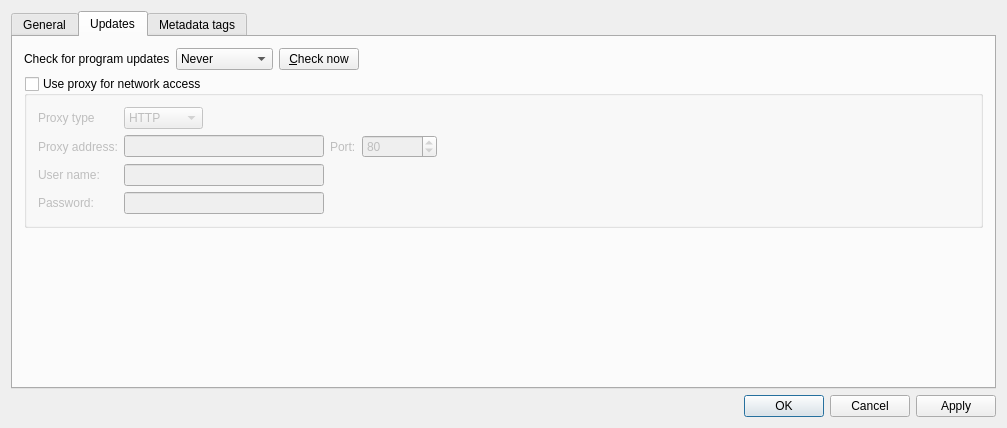
Qt form src/ui/analogexifoptions.ui (cgilles/digikam-analogexif) before a commit.
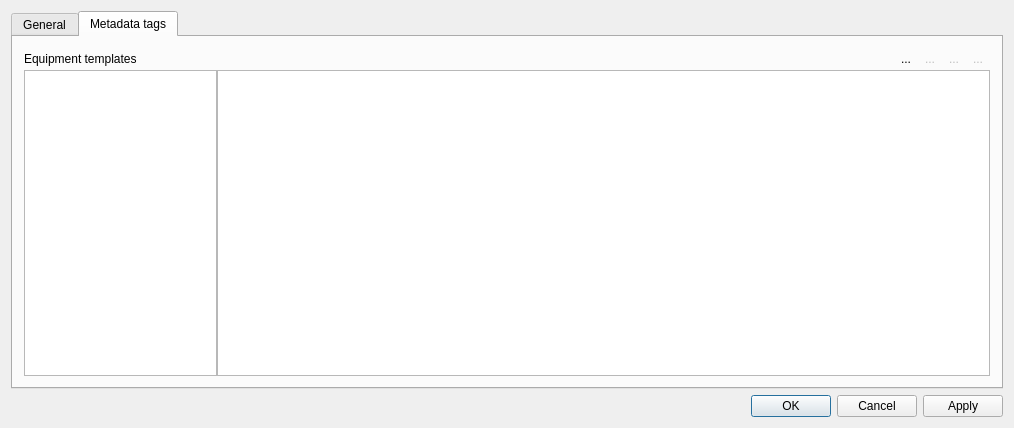
The same form after that commit. The open tabs and pages were chosen to show the change. Icons and pictures are not drawn. Custom widgets are drawn as their Qt base class.

Commit message: Remove the version checker from Setup dialog

Patch:
```diff
--- a/src/ui/analogexifoptions.ui
+++ b/src/ui/analogexifoptions.ui
@@ -9,7 +9,7 @@
    <rect>
     <x>0</x>
     <y>0</y>
-    <width>1007</width>
+    <width>1014</width>
     <height>428</height>
    </rect>
   </property>
@@ -210,253 +210,6 @@
        </item>
       </layout>
      </widget>
-     <widget class="QWidget" name="tab">
-      <attribute name="title">
-       <string>Updates</string>
-      </attribute>
-      <layout class="QVBoxLayout" name="verticalLayout_6">
-       <item>
-        <layout class="QHBoxLayout" name="horizontalLayout_3">
-         <item>
-          <widget class="QLabel" name="label_5">
-           <property name="text">
-            <string>Check for program updates</string>
-           </property>
-          </widget>
-         </item>
-         <item>
-          <widget class="QComboBox" name="updCheckInterval">
-           <item>
-            <property name="text">
-             <string>Never</string>
-            </property>
-           </item>
-           <item>
-            <property name="text">
-             <string>Every day</string>
-            </property>
-           </item>
-           <item>
-            <property name="text">
-             <string>Every week</string>
-            </property>
-           </item>
-           <item>
-            <property name="text">
-             <string>Every month</string>
-            </property>
-           </item>
-          </widget>
-         </item>
-         <item>
-          <widget class="QPushButton" name="updCheckBtn">
-           <property name="text">
-            <string>&amp;Check now</string>
-           </property>
-          </widget>
-         </item>
-         <item>
-          <spacer name="horizontalSpacer_3">
-           <property name="orientation">
-            <enum>Qt::Horizontal</enum>
-           </property>
-           <property name="sizeHint" stdset="0">
-            <size>
-             <width>40</width>
-             <height>20</height>
-            </size>
-           </property>
-          </spacer>
-         </item>
-        </layout>
-       </item>
-       <item>
-        <widget class="QGroupBox" name="updProxyGBox">
-         <property name="title">
-          <string>Use proxy for network access</string>
-         </property>
-         <property name="checkable">
-          <bool>true</bool>
-         </property>
-         <property name="checked">
-          <bool>false</bool>
-         </property>
-         <layout class="QVBoxLayout" name="verticalLayout_4">
-          <item>
-           <layout class="QGridLayout" name="gridLayout_2" columnstretch="0,0,0,0,0,0">
-            <item row="1" column="0">
-             <widget class="QLabel" name="label_7">
-              <property name="text">
-               <string>Proxy address:</string>
-              </property>
-             </widget>
-            </item>
-            <item row="1" column="1" colspan="2">
-             <widget class="QLineEdit" name="proxyAddress">
-              <property name="sizePolicy">
-               <sizepolicy hsizetype="MinimumExpanding" vsizetype="Fixed">
-                <horstretch>0</horstretch>
-                <verstretch>0</verstretch>
-               </sizepolicy>
-              </property>
-              <property name="minimumSize">
-               <size>
-                <width>200</width>
-                <height>0</height>
-               </size>
-              </property>
-              <property name="inputMethodHints">
-               <set>Qt::ImhUrlCharactersOnly</set>
-              </property>
-             </widget>
-            </item>
-            <item row="1" column="3">
-             <widget class="QLabel" name="label_8">
-              <property name="text">
-               <string>Port:</string>
-              </property>
-             </widget>
-            </item>
-            <item row="1" column="4">
-             <widget class="QSpinBox" name="proxyPort">
-              <property name="sizePolicy">
-               <sizepolicy hsizetype="Fixed" vsizetype="Fixed">
-                <horstretch>0</horstretch>
-                <verstretch>0</verstretch>
-               </sizepolicy>
-              </property>
-              <property name="minimumSize">
-               <size>
-                <width>75</width>
-                <height>0</height>
-               </size>
-              </property>
-              <property name="maximum">
-               <number>9999</number>
-              </property>
-              <property name="value">
-               <number>80</number>
-              </property>
-             </widget>
-            </item>
-            <item row="2" column="0">
-             <widget class="QLabel" name="label_9">
-              <property name="text">
-               <string>User name:</string>
-              </property>
-             </widget>
-            </item>
-            <item row="2" column="1" colspan="2">
-             <widget class="QLineEdit" name="proxyUsername">
-              <property name="sizePolicy">
-               <sizepolicy hsizetype="MinimumExpanding" vsizetype="Fixed">
-                <horstretch>0</horstretch>
-                <verstretch>0</verstretch>
-               </sizepolicy>
-              </property>
-              <property name="minimumSize">
-               <size>
-                <width>200</width>
-                <height>0</height>
-               </size>
-              </property>
-             </widget>
-            </item>
-            <item row="3" column="0">
-             <widget class="QLabel" name="label_10">
-              <property name="text">
-               <string>Password:</string>
-              </property>
-             </widget>
-            </item>
-            <item row="3" column="1" colspan="2">
-             <widget class="QLineEdit" name="proxyPassword">
-              <property name="sizePolicy">
-               <sizepolicy hsizetype="MinimumExpanding" vsizetype="Fixed">
-                <horstretch>0</horstretch>
-                <verstretch>0</verstretch>
-               </sizepolicy>
-              </property>
-              <property name="minimumSize">
-               <size>
-                <width>200</width>
-                <height>0</height>
-               </size>
-              </property>
-              <property name="inputMethodHints">
-               <set>Qt::ImhNoAutoUppercase|Qt::ImhNoPredictiveText|Qt::ImhSensitiveData</set>
-              </property>
-              <property name="echoMode">
-               <enum>QLineEdit::PasswordEchoOnEdit</enum>
-              </property>
-             </widget>
-            </item>
-            <item row="0" column="1">
-             <widget class="QComboBox" name="proxyTypeCBox">
-              <property name="sizePolicy">
-               <sizepolicy hsizetype="Fixed" vsizetype="Fixed">
-                <horstretch>0</horstretch>
-                <verstretch>0</verstretch>
-               </sizepolicy>
-              </property>
-              <property name="minimumSize">
-               <size>
-                <width>75</width>
-                <height>0</height>
-               </size>
-              </property>
-              <item>
-               <property name="text">
-                <string>HTTP</string>
-               </property>
-              </item>
-              <item>
-               <property name="text">
-                <string>SOCKS5</string>
-               </property>
-              </item>
-             </widget>
-            </item>
-            <item row="0" column="0">
-             <widget class="QLabel" name="label_6">
-              <property name="text">
-               <string>Proxy type</string>
-              </property>
-             </widget>
-            </item>
-            <item row="1" column="5">
-             <spacer name="horizontalSpacer_4">
-              <property name="orientation">
-               <enum>Qt::Horizontal</enum>
-              </property>
-              <property name="sizeHint" stdset="0">
-               <size>
-                <width>40</width>
-                <height>20</height>
-               </size>
-              </property>
-             </spacer>
-            </item>
-           </layout>
-          </item>
-         </layout>
-        </widget>
-       </item>
-       <item>
-        <spacer name="verticalSpacer">
-         <property name="orientation">
-          <enum>Qt::Vertical</enum>
-         </property>
-         <property name="sizeHint" stdset="0">
-          <size>
-           <width>20</width>
-           <height>162</height>
-          </size>
-         </property>
-        </spacer>
-       </item>
-      </layout>
-     </widget>
      <widget class="QWidget" name="tab_2">
       <attribute name="title">
        <string>Metadata tags</string>
```
Left out of the diff: 2 changed lines with no effect on the pictures. The commit also changes 2 other files.
